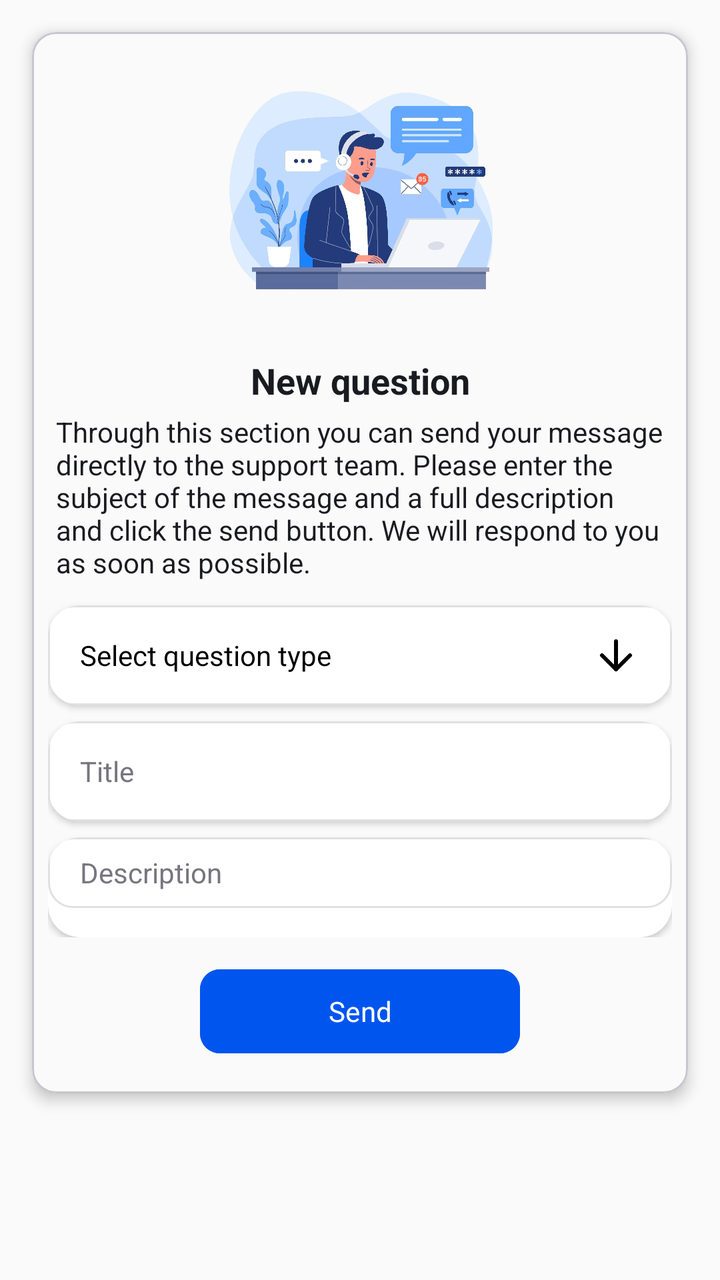
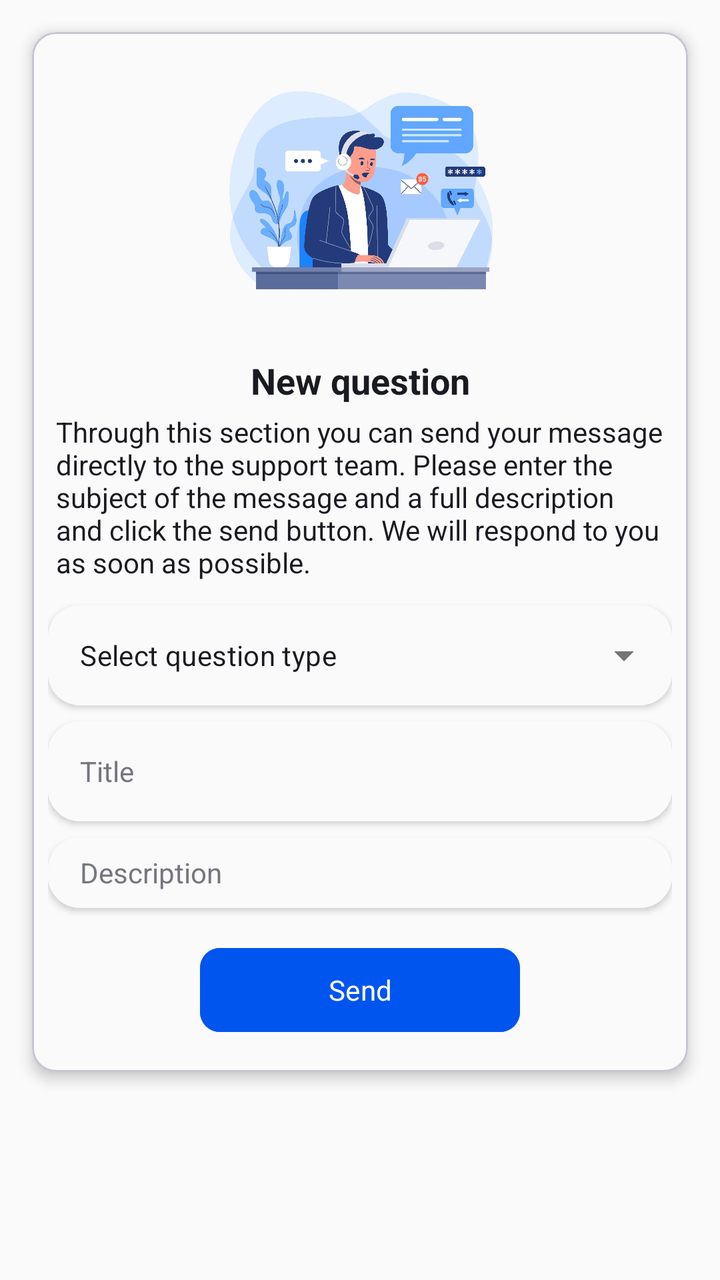

Before-and-after screenshots of an Android layout around one commit, followed by the original layout XML and the change that was made.
<!-- AndroidManifest.xml: application theme AppTheme -->
<!-- res/layout/fragment_support.xml -->
<?xml version="1.0" encoding="utf-8"?>
<ScrollView
    android:layout_width="match_parent"
    android:layout_height="match_parent"
    xmlns:android="http://schemas.android.com/apk/res/android"
    xmlns:app="http://schemas.android.com/apk/res-auto"
    xmlns:tools="http://schemas.android.com/tools"
    >
    <androidx.constraintlayout.widget.ConstraintLayout
        android:layout_width="match_parent"
        android:layout_height="wrap_content"
        tools:context=".ui.support.SupportFragment"
        >

        <com.google.android.material.card.MaterialCardView
            android:layout_width="match_parent"
            android:layout_height="wrap_content"
            android:layout_marginStart="16dp"
            android:layout_marginTop="16dp"
            android:layout_marginEnd="16dp"
            android:layout_marginBottom="16dp"
            app:cardBackgroundColor="@color/md_theme_background"
            app:cardElevation="4dp"
            app:layout_constraintBottom_toBottomOf="parent"
            app:layout_constraintEnd_toEndOf="parent"
            app:layout_constraintStart_toStartOf="parent"
            app:layout_constraintTop_toTopOf="parent">

            <androidx.constraintlayout.widget.ConstraintLayout
                android:layout_width="match_parent"
                android:layout_height="wrap_content"
                android:padding="8dp">

                <ImageView
                    android:id="@+id/imageView3"
                    android:layout_width="150dp"
                    android:layout_height="150dp"
                    android:src="@drawable/support"
                    app:layout_constraintEnd_toEndOf="parent"
                    app:layout_constraintStart_toStartOf="parent"
                    app:layout_constraintTop_toTopOf="parent" />

                <TextView
                    android:id="@+id/textView8"
                    android:layout_width="0dp"
                    android:layout_height="wrap_content"
                    android:layout_marginStart="4dp"
                    android:layout_marginTop="4dp"
                    android:layout_marginEnd="4dp"
                    android:textColor="@color/md_theme_onSurface"
                    android:text="@string/support_description"
                    app:layout_constraintEnd_toEndOf="parent"
                    app:layout_constraintStart_toStartOf="parent"
                    app:layout_constraintTop_toBottomOf="@+id/textView10" />

                <LinearLayout
                    android:id="@+id/linearLayout5"
                    android:layout_width="0dp"
                    android:layout_height="wrap_content"
                    android:layout_marginTop="4dp"
                    android:orientation="vertical"
                    android:paddingBottom="4dp"
                    app:layout_constraintEnd_toEndOf="parent"
                    app:layout_constraintStart_toStartOf="parent"
                    app:layout_constraintTop_toBottomOf="@+id/textView8">

                    <androidx.cardview.widget.CardView
                        android:id="@+id/typeSupportInputLayout"
                        android:layout_width="match_parent"
                        android:layout_height="50dp"
                        android:layout_marginTop="8dp"
                        app:cardBackgroundColor="@color/md_theme_onSecondary"
                        app:cardCornerRadius="16dp"
                        app:cardElevation="2dp"

                        >

                        <com.google.android.material.textfield.MaterialAutoCompleteTextView
                            android:id="@+id/spinner_question_type"
                            android:layout_width="match_parent"
                            android:layout_height="match_parent"
                            android:background="@drawable/bg_input_box"
                            android:drawableEnd="@drawable/ic_arrow_down"
                            android:gravity="center_vertical"
                            android:hint="@string/support_question_type"
                            android:paddingHorizontal="16dp"
                            android:textColorHint="@color/black"
                            android:textSize="14sp" />

                    </androidx.cardview.widget.CardView>


                    <androidx.cardview.widget.CardView
                        android:id="@+id/titleSupportInputLayout"
                        android:layout_width="match_parent"
                        android:layout_height="50dp"
                        android:layout_marginTop="8dp"
                        app:cardBackgroundColor="@color/md_theme_onSecondary"
                        app:cardCornerRadius="16dp"
                        app:cardElevation="2dp"

                        >

                        <EditText
                            android:id="@+id/txt_support_title"
                            android:layout_width="match_parent"
                            android:layout_height="match_parent"
                            android:autofillHints=""
                            android:background="@drawable/bg_input_box"
                            android:gravity="center_vertical"
                            android:hint="@string/log_hint_title"
                            android:inputType="text"
                            android:maxLines="1"
                            android:paddingHorizontal="16dp"
                            android:textColorHint="@color/md_theme_outline"
                            android:textSize="14sp" />

                    </androidx.cardview.widget.CardView>

                    <androidx.cardview.widget.CardView
                        android:id="@+id/descriptionSupportInputLayout"
                        android:layout_width="match_parent"
                        android:layout_height="50dp"
                        android:layout_marginTop="8dp"
                        app:cardBackgroundColor="@color/md_theme_onSecondary"
                        app:cardCornerRadius="16dp"
                        app:cardElevation="2dp"

                        >

                        <EditText
                            android:id="@+id/txt_support_des"
                            android:layout_width="match_parent"
                            android:layout_height="wrap_content"
                            android:autofillHints=""
                            android:background="@drawable/bg_input_box"
                            android:gravity="center_vertical"
                            android:hint="@string/log_hint_description"
                            android:inputType="textMultiLine"
                            android:minLines="2"
                            android:paddingHorizontal="16dp"
                            android:textColorHint="@color/md_theme_outline"
                            android:textSize="14sp" />
                    </androidx.cardview.widget.CardView>
                </LinearLayout>

                <com.google.android.material.button.MaterialButton
                    android:id="@+id/btn_add_recorde"
                    android:layout_width="160dp"
                    android:layout_height="50dp"
                    android:layout_gravity="center"
                    android:layout_marginTop="8dp"
                    android:layout_marginBottom="8dp"
                    android:layout_weight="0"
                    android:backgroundTint="@color/md_theme_primary"
                    android:text="@string/action_send"
                    android:textColor="@color/md_theme_onPrimary"
                    android:textSize="14sp"
                    app:cornerRadius="10dp"
                    app:layout_constraintBottom_toBottomOf="parent"
                    app:layout_constraintEnd_toEndOf="parent"
                    app:layout_constraintStart_toStartOf="parent"
                    app:layout_constraintTop_toBottomOf="@+id/linearLayout5"
                    app:strokeColor="@color/ic_launcher_background" />

                <TextView
                    android:id="@+id/textView10"
                    android:layout_width="wrap_content"
                    android:layout_height="wrap_content"
                    android:layout_marginTop="4dp"
                    android:text="@string/action_new_question"
                    android:textSize="18sp"
                    android:textColor="@color/md_theme_onBackground"
                    android:textStyle="bold"
                    app:layout_constraintEnd_toEndOf="parent"
                    app:layout_constraintStart_toStartOf="parent"
                    app:layout_constraintTop_toBottomOf="@+id/imageView3" />
            </androidx.constraintlayout.widget.ConstraintLayout>


        </com.google.android.material.card.MaterialCardView>



    </androidx.constraintlayout.widget.ConstraintLayout>
</ScrollView>
<!-- resources referenced by this layout -->
<resources>
  <color name="black">#FF000000</color>
  <color name="ic_launcher_background">#FFFFFF</color>
  <color name="md_theme_background">#FAFAFA</color>
  <color name="md_theme_onBackground">#1A1B21</color>
  <color name="md_theme_onPrimary">#FFFFFF</color>
  <color name="md_theme_onSecondary">#FFFFFF</color>
  <color name="md_theme_onSurface">#1A1B21</color>
  <color name="md_theme_outline">#767680</color>
  <color name="md_theme_primary">#0055EF</color>
  <!-- drawable bg_input_box (drawable) -->
  <?xml version="1.0" encoding="utf-8"?>
  <shape xmlns:android="http://schemas.android.com/apk/res/android" android:shape="rectangle">
      <solid android:color="@android:color/white" />
      <corners android:radius="12dp" />
      <stroke android:width="1dp" android:color="#E0E0E0" />
  </shape>
  <!-- drawable ic_arrow_down (drawable) -->
  <vector xmlns:android="http://schemas.android.com/apk/res/android"
      android:width="24dp"
      android:height="24dp"
      android:viewportWidth="24"
      android:viewportHeight="24">
    <path
        android:pathData="M12,5L12,19"
        android:strokeLineJoin="round"
        android:strokeWidth="2"
        android:fillColor="#00000000"
        android:strokeColor="@color/black"
        android:strokeLineCap="round"/>
    <path
        android:pathData="M19,12l-7,7l-7,-7"
        android:strokeLineJoin="round"
        android:strokeWidth="2"
        android:fillColor="#00000000"
        android:strokeColor="@color/black"
        android:strokeLineCap="round"/>
  </vector>
  <string name="action_new_question">New question</string>
  <string name="action_send">Send</string>
  <string name="log_hint_description">Description</string>
  <string name="log_hint_title">Title</string>
  <string name="support_question_type">Select question type</string>
  <color name="md_theme_primaryContainer">#DCE1FF</color>
  <color name="md_theme_onPrimaryContainer">#00205B</color>
  <color name="md_theme_secondary">#4A5568</color>
  <color name="md_theme_secondaryContainer">#E2E8F0</color>
  <color name="md_theme_onSecondaryContainer">#1A202C</color>
  <color name="md_theme_tertiary">#3366CC</color>
  <color name="md_theme_onTertiary">#FFFFFF</color>
  <color name="md_theme_tertiaryContainer">#D0E2FF</color>
  <color name="md_theme_onTertiaryContainer">#00205B</color>
  <color name="md_theme_error">#BA1A1A</color>
  <color name="md_theme_onError">#FFFFFF</color>
  <color name="md_theme_errorContainer">#FFDAD6</color>
  <color name="md_theme_onErrorContainer">#93000A</color>
  <color name="md_theme_surface">#FFFFFF</color>
  <color name="md_theme_surfaceVariant">#E2E1EC</color>
  <color name="md_theme_onSurfaceVariant">#45464F</color>
  <color name="md_theme_outlineVariant">#C6C6D0</color>
  <color name="md_theme_inverseSurface">#2F3036</color>
  <color name="md_theme_inverseOnSurface">#F1F0F7</color>
  <color name="md_theme_inversePrimary">#B5C4FF</color>
  <color name="md_theme_primaryFixed">#DCE1FF</color>
  <color name="md_theme_onPrimaryFixed">#00205B</color>
  <color name="md_theme_primaryFixedDim">#B5C4FF</color>
  <color name="md_theme_onPrimaryFixedVariant">#00205B</color>
  <color name="md_theme_secondaryFixed">#E2E8F0</color>
  <color name="md_theme_onSecondaryFixed">#1A202C</color>
  <color name="md_theme_secondaryFixedDim">#CBD5E0</color>
  <color name="md_theme_onSecondaryFixedVariant">#1A202C</color>
  <color name="md_theme_tertiaryFixed">#D0E2FF</color>
  <color name="md_theme_onTertiaryFixed">#00205B</color>
  <color name="md_theme_tertiaryFixedDim">#A4C2FF</color>
  <color name="md_theme_onTertiaryFixedVariant">#00205B</color>
  <color name="md_theme_surfaceDim">#E5E7EB</color>
  <color name="md_theme_surfaceBright">#FFFFFF</color>
  <color name="md_theme_surfaceContainerLowest">#FFFFFF</color>
  <color name="md_theme_surfaceContainerLow">#F9FAFB</color>
  <color name="md_theme_surfaceContainer">#F3F4F6</color>
  <color name="md_theme_surfaceContainerHigh">#E5E7EB</color>
  <color name="md_theme_surfaceContainerHighest">#D1D5DB</color>
  <!-- unchanged entries left out for length: 3 -->
</resources>

<!-- the commit's change to res/layout/fragment_support.xml (unified diff, before → after) -->
@@ -70,22 +70,44 @@
                         android:layout_height="50dp"
                         android:layout_marginTop="8dp"
                         app:cardBackgroundColor="@color/md_theme_onSecondary"
+                        app:cardElevation="2dp"
+                        app:contentPadding="0dp"
                         app:cardCornerRadius="16dp"
-                        app:cardElevation="2dp"
+
 
                         >
 
-                        <com.google.android.material.textfield.MaterialAutoCompleteTextView
+                        <com.google.android.material.textfield.TextInputLayout
                             android:id="@+id/spinner_question_type"
                             android:layout_width="match_parent"
                             android:layout_height="match_parent"
-                            android:background="@drawable/bg_input_box"
-                            android:drawableEnd="@drawable/ic_arrow_down"
-                            android:gravity="center_vertical"
-                            android:hint="@string/support_question_type"
-                            android:paddingHorizontal="16dp"
-                            android:textColorHint="@color/black"
-                            android:textSize="14sp" />
+                            style="@style/Widget.MaterialComponents.TextInputLayout.OutlinedBox.ExposedDropdownMenu"
+                            android:minHeight="0dp"
+                            android:padding="0dp"
+                            android:layout_margin="0dp"
+                            app:boxCornerRadiusBottomEnd="16dp"
+                            app:boxCornerRadiusBottomStart="16dp"
+                            app:boxCornerRadiusTopEnd="16dp"
+                            app:boxCornerRadiusTopStart="16dp"
+                            app:hintEnabled="false"
+
+                            >
+
+
+                            <AutoCompleteTextView
+                                android:id="@+id/autoCompleteQuestionType"
+                                android:layout_width="match_parent"
+                                android:layout_height="match_parent"
+                                android:background="@color/md_theme_background"
+                                android:gravity="center_vertical"
+                                android:textSize="14sp"
+                                android:inputType="none"
+                                android:textColor="@color/md_theme_onBackground"
+                                android:text="@string/support_question_type"
+                                android:paddingVertical="0dp"
+                                />
+
+                        </com.google.android.material.textfield.TextInputLayout>
 
                     </androidx.cardview.widget.CardView>
 
@@ -105,6 +127,7 @@
                             android:id="@+id/txt_support_title"
                             android:layout_width="match_parent"
                             android:layout_height="match_parent"
+                            android:textColor="@color/md_theme_onBackground"
                             android:autofillHints=""
                             android:background="@drawable/bg_input_box"
                             android:gravity="center_vertical"
@@ -120,19 +143,19 @@
                     <androidx.cardview.widget.CardView
                         android:id="@+id/descriptionSupportInputLayout"
                         android:layout_width="match_parent"
-                        android:layout_height="50dp"
+                        android:layout_height="wrap_content"
                         android:layout_marginTop="8dp"
                         app:cardBackgroundColor="@color/md_theme_onSecondary"
                         app:cardCornerRadius="16dp"
                         app:cardElevation="2dp"
-
+                        android:layout_marginBottom="4dp"
                         >
-
                         <EditText
                             android:id="@+id/txt_support_des"
                             android:layout_width="match_parent"
                             android:layout_height="wrap_content"
                             android:autofillHints=""
+                            android:textColor="@color/md_theme_onBackground"
                             android:background="@drawable/bg_input_box"
                             android:gravity="center_vertical"
                             android:hint="@string/log_hint_description"
<!-- resource entries referenced after the edit -->
@@ -1,6 +1,5 @@
 <!-- resources referenced by this layout -->
 <resources>
-  <color name="black">#FF000000</color>
   <color name="ic_launcher_background">#FFFFFF</color>
   <color name="md_theme_background">#FAFAFA</color>
   <color name="md_theme_onBackground">#1A1B21</color>
@@ -12,31 +11,10 @@
   <!-- drawable bg_input_box (drawable) -->
   <?xml version="1.0" encoding="utf-8"?>
   <shape xmlns:android="http://schemas.android.com/apk/res/android" android:shape="rectangle">
-      <solid android:color="@android:color/white" />
+      <solid android:color="@color/md_theme_background" />
       <corners android:radius="12dp" />
-      <stroke android:width="1dp" android:color="#E0E0E0" />
+      <stroke android:width="1dp" android:color="@color/md_theme_background" />
   </shape>
-  <!-- drawable ic_arrow_down (drawable) -->
-  <vector xmlns:android="http://schemas.android.com/apk/res/android"
-      android:width="24dp"
-      android:height="24dp"
-      android:viewportWidth="24"
-      android:viewportHeight="24">
-    <path
-        android:pathData="M12,5L12,19"
-        android:strokeLineJoin="round"
-        android:strokeWidth="2"
-        android:fillColor="#00000000"
-        android:strokeColor="@color/black"
-        android:strokeLineCap="round"/>
-    <path
-        android:pathData="M19,12l-7,7l-7,-7"
-        android:strokeLineJoin="round"
-        android:strokeWidth="2"
-        android:fillColor="#00000000"
-        android:strokeColor="@color/black"
-        android:strokeLineCap="round"/>
-  </vector>
   <string name="action_new_question">New question</string>
   <string name="action_send">Send</string>
   <string name="log_hint_description">Description</string>
